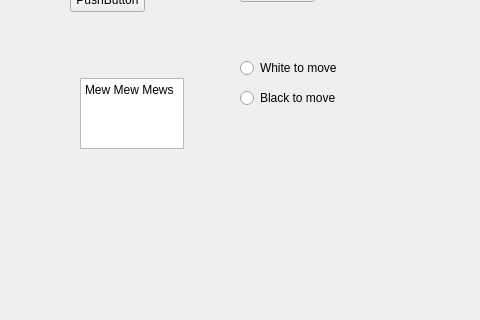
The window that untitled.ui (davidzhengyes/ChessFENAgain) describes before a commit, drawn with Qt 5; both pictures show x 0 to 480 and y 81 to 401 of the 800 by 600 pixel window.
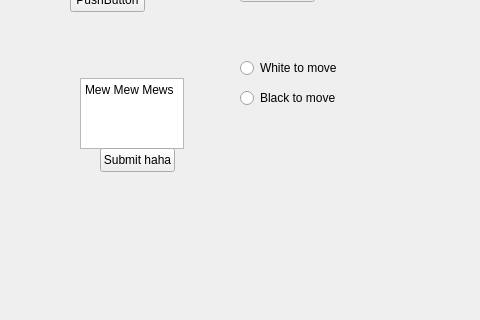
The same window after the commit.

Patch:
```diff
--- a/untitled.ui
+++ b/untitled.ui
@@ -86,6 +86,19 @@
      <string notr="true">buttonGroup</string>
     </attribute>
    </widget>
+   <widget class="QPushButton" name="pushButton_3">
+    <property name="geometry">
+     <rect>
+      <x>100</x>
+      <y>210</y>
+      <width>75</width>
+      <height>24</height>
+     </rect>
+    </property>
+    <property name="text">
+     <string>Submit haha</string>
+    </property>
+   </widget>
   </widget>
   <widget class="QMenuBar" name="menubar">
    <property name="geometry">
```
